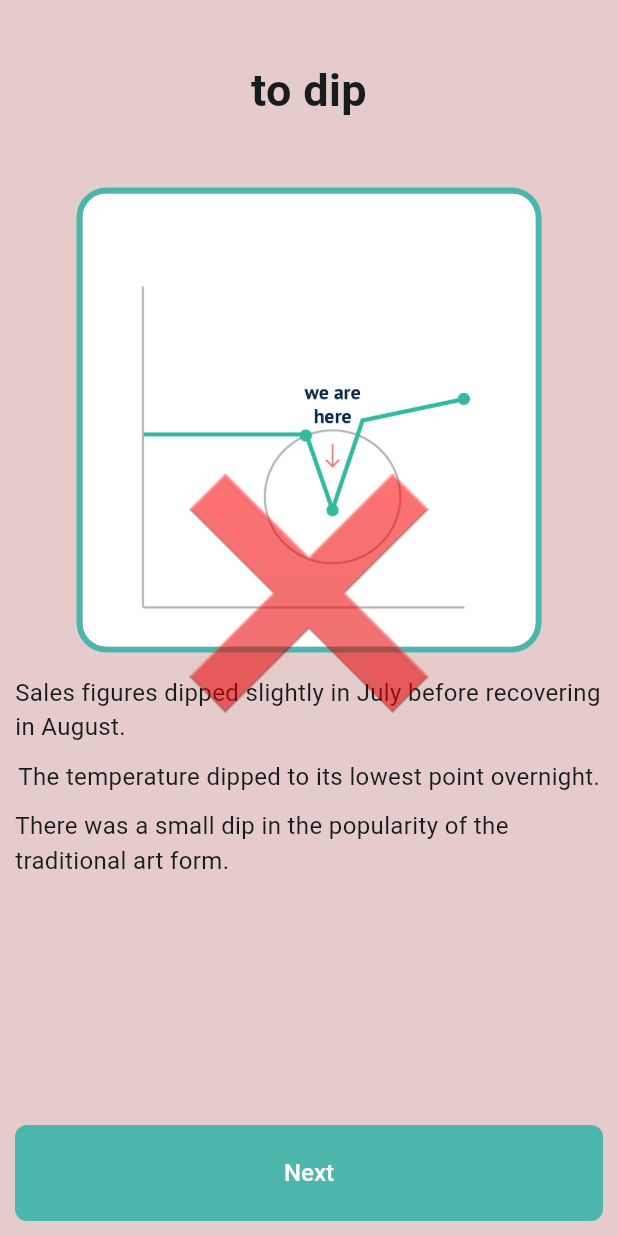
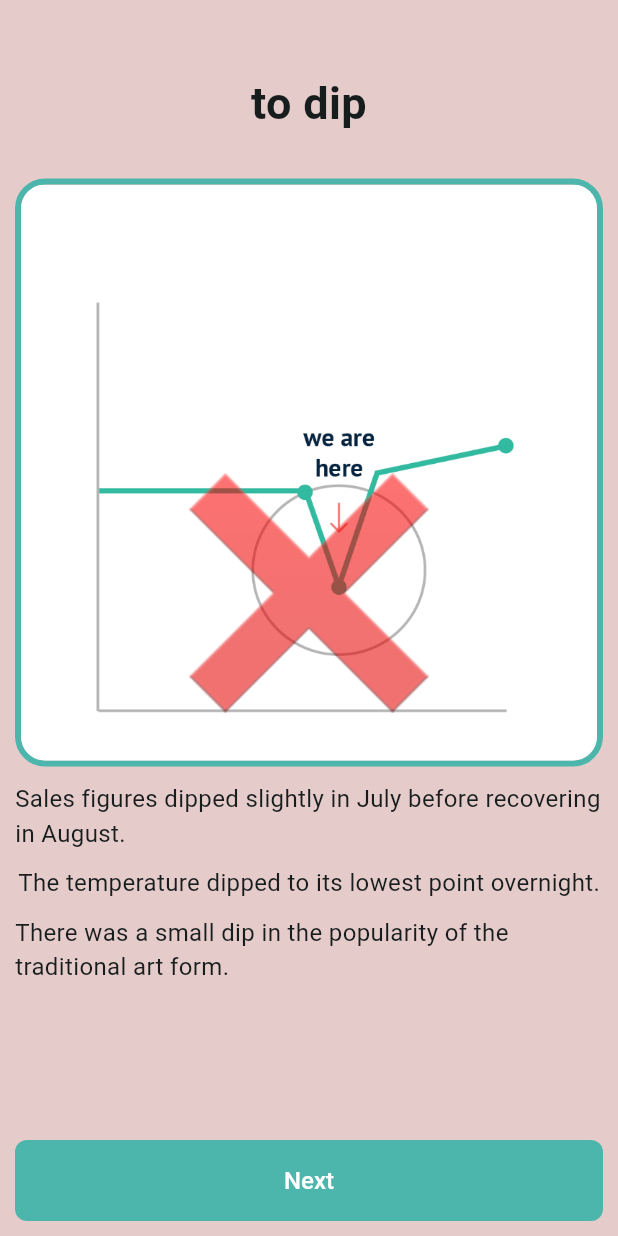
Before and after one commit to Gj1337/trend_vocab, a Flutter app: the screen it shows after launch, after a tap on "to double", on a phone screen of 412 x 824 dp. Run offline on Flutter 3.47's test engine with Material 3 defaults, Android fonts, the phone set to English and light mode, and no system bars; our stand-ins replace flutter_native_splash, just_audio.

Commit message:
Fix size

```diff
--- a/lib/src/widget/quiz_screen.dart
+++ b/lib/src/widget/quiz_screen.dart
@@ -114,9 +114,11 @@ class _QuizScreenState extends State<QuizScreen>
                           child: QuizWidget(
                             isAnswered: accept != null,
                             quiz: _currentQuiz!,
-                            overlayIcon: AudioIcon(
-                              color: Theme.of(context).primaryColor,
-                              audioPlayer: context.aduiotPlayer,
+                            overlayIcon: FittedBox(
+                              child: AudioIcon(
+                                color: Theme.of(context).primaryColor,
+                                audioPlayer: context.aduiotPlayer,
+                              ),
                             ),
                             onQuizAnswer: _onQuizAnswer,
                             onPictureTap: () => _playAudio(_currentQuiz!),
--- a/lib/src/widget/quiz_widget.dart
+++ b/lib/src/widget/quiz_widget.dart
@@ -29,18 +29,18 @@ class QuizWidget extends StatelessWidget {
 
     child: Column(
       mainAxisSize: MainAxisSize.min,
-      spacing: 15,
+      spacing: 10,
       mainAxisAlignment: MainAxisAlignment.center,
       children: [
         const SizedBox(
-          height: 100,
+          height: 80,
           child: Center(child: _QuizExpressionWidget()),
         ),
 
         const Flexible(child: _QuizPicture()),
 
         SizedBox(
-          height: 300,
+          height: 220,
           child: ButtonsToExamplesAnimationSwitcher(
             child:
                 isAnswered ? const ExpressionExamples() : const _QuizButtons(),
--- a/lib/src/widget/theme.dart
+++ b/lib/src/widget/theme.dart
@@ -10,7 +10,7 @@ final _elevatedButtonThemeData = ElevatedButtonThemeData(
     padding: const EdgeInsets.symmetric(horizontal: 24.0, vertical: 12.0),
     shape: RoundedRectangleBorder(borderRadius: BorderRadius.circular(8.0)),
     textStyle: const TextStyle(fontSize: 16.0, fontWeight: FontWeight.w500),
-    minimumSize: const Size(64, 64),
+    minimumSize: const Size(54, 54),
   ),
 );
 
```
